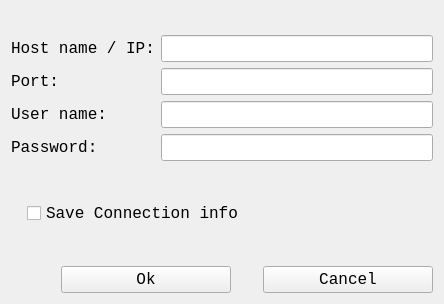
Old version of the form Forms/connectionform.ui in the repository antHolod/mysqlClient.
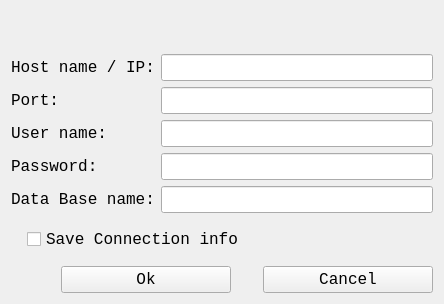
New version of the form.

Diff of the .ui file:
```diff
--- a/Forms/connectionform.ui
+++ b/Forms/connectionform.ui
@@ -34,6 +34,18 @@
   <layout class="QVBoxLayout" name="verticalLayout">
    <item>
     <widget class="QLabel" name="labelInfo">
+     <property name="sizePolicy">
+      <sizepolicy hsizetype="Preferred" vsizetype="Ignored">
+       <horstretch>0</horstretch>
+       <verstretch>0</verstretch>
+      </sizepolicy>
+     </property>
+     <property name="mouseTracking">
+      <bool>true</bool>
+     </property>
+     <property name="tabletTracking">
+      <bool>false</bool>
+     </property>
      <property name="text">
       <string/>
      </property>
@@ -91,26 +103,29 @@
        </property>
       </widget>
      </item>
+     <item row="4" column="0">
+      <widget class="QLabel" name="labelDbName">
+       <property name="text">
+        <string>Data Base name:</string>
+       </property>
+      </widget>
+     </item>
+     <item row="4" column="1">
+      <widget class="QLineEdit" name="editDbName"/>
+     </item>
     </layout>
    </item>
-   <item>
-    <spacer name="verticalSpacer_2">
-     <property name="orientation">
-      <enum>Qt::Vertical</enum>
-     </property>
-     <property name="sizeHint" stdset="0">
-      <size>
-       <width>20</width>
-       <height>40</height>
-      </size>
-     </property>
-    </spacer>
-   </item>
    <item>
     <layout class="QHBoxLayout" name="horizontalLayout_3">
      <property name="leftMargin">
       <number>16</number>
      </property>
+     <property name="topMargin">
+      <number>8</number>
+     </property>
+     <property name="bottomMargin">
+      <number>8</number>
+     </property>
      <item>
       <widget class="QCheckBox" name="checkSaveConn">
        <property name="font">
@@ -129,19 +144,6 @@
      </item>
     </layout>
    </item>
-   <item>
-    <spacer name="verticalSpacer">
-     <property name="orientation">
-      <enum>Qt::Vertical</enum>
-     </property>
-     <property name="sizeHint" stdset="0">
-      <size>
-       <width>20</width>
-       <height>40</height>
-      </size>
-     </property>
-    </spacer>
-   </item>
    <item>
     <layout class="QHBoxLayout" name="horizontalLayout">
      <property name="spacing">
```
Left out of the diff: 3 changed lines with no effect on the pictures.
